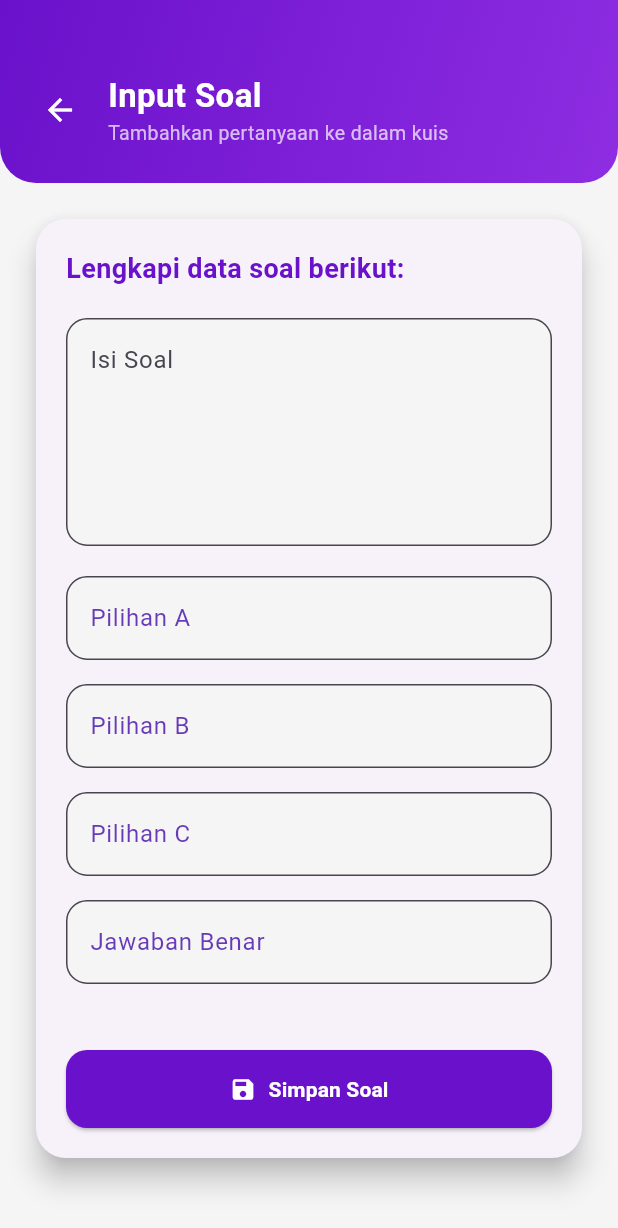
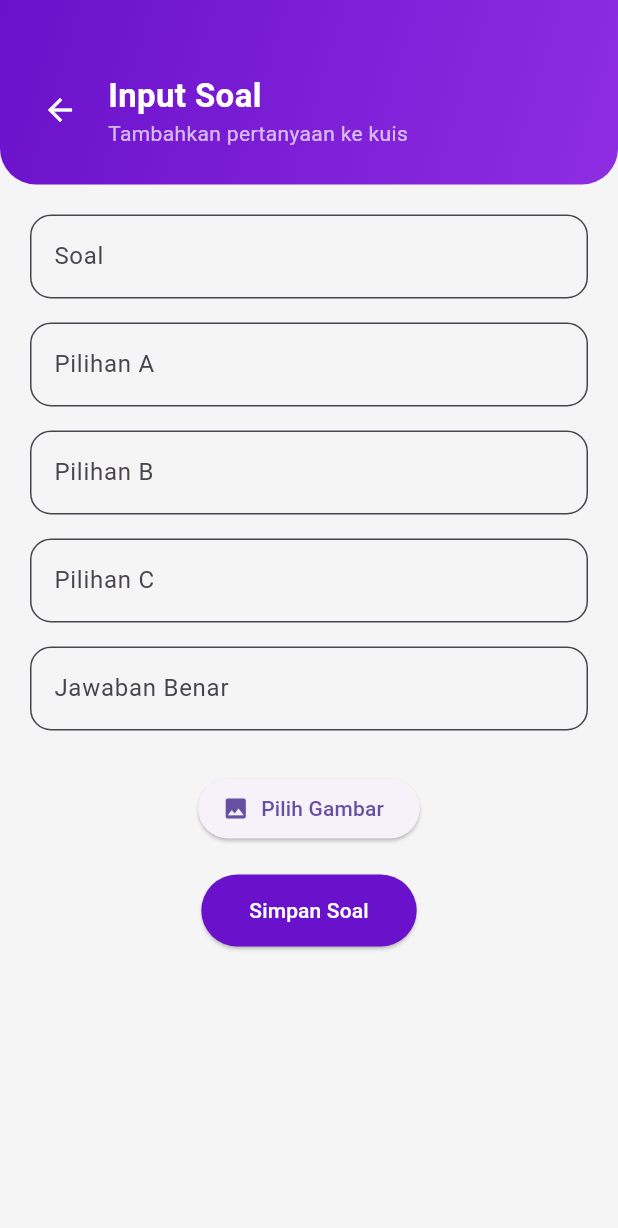
Before and after one commit to PutraSihombingdev/Quiz_Ganesha, a Flutter app: the InputQuestionScreen screen opened directly, on a phone screen of 412 x 824 dp. Shown: the top 1228 px of the screen. Run offline on Flutter 3.47's test engine with Material 3 defaults, Android fonts, the light colour scheme and no system bars; our stand-ins replace image_picker, shared_preferences, sqflite; missing offline and left inert: mobile_scanner; accounts and stored records are empty; network calls fail.

Commit message:
Penambahan fitur untuk upload gambar untuk soal bergambar

```diff
--- a/lib/models/question.dart
+++ b/lib/models/question.dart
@@ -6,6 +6,7 @@ class Question {
   String optionB;
   String optionC;
   String answer;
+  String? imagePath;
 
   Question({this.id, required this.question, required this.optionA, required this.optionB, required this.optionC, required this.answer});
 
@@ -18,6 +19,7 @@ class Question {
       'optionB': optionB,
       'optionC': optionC,
       'answer': answer,
+      'imagePath': imagePath,
     };
   }
 }
--- a/lib/screens/input_question_screen.dart
+++ b/lib/screens/input_question_screen.dart
@@ -1,4 +1,6 @@
+import 'dart:io';
 import 'package:flutter/material.dart';
+import 'package:image_picker/image_picker.dart';
 import '../services/db_helper.dart';
 
 class InputQuestionScreen extends StatefulWidget {
@@ -14,6 +16,17 @@ class _InputQuestionScreenState extends State<InputQuestionScreen> {
   final answerController = TextEditingController();
 
   bool _isLoading = false;
+  File? _selectedImage;
+
+  Future<void> _pickImage() async {
+    final picker = ImagePicker();
+    final picked = await picker.pickImage(source: ImageSource.gallery);
+    if (picked != null) {
+      setState(() {
+        _selectedImage = File(picked.path);
+      });
+    }
+  }
 
   void _saveQuestion() async {
     if (questionController.text.isEmpty ||
@@ -31,13 +44,13 @@ class _InputQuestionScreenState extends State<InputQuestionScreen> {
 
     try {
       final db = await DBHelper().db;
-
       await db.insert('questions', {
         'question': questionController.text.trim(),
         'optionA': optionAController.text.trim(),
         'optionB': optionBController.text.trim(),
         'optionC': optionCController.text.trim(),
         'answer': answerController.text.trim(),
+        'imagePath': _selectedImage?.path,
       });
 
       setState(() => _isLoading = false);
@@ -49,7 +62,6 @@ class _InputQuestionScreenState extends State<InputQuestionScreen> {
       Navigator.pop(context);
     } catch (e) {
       setState(() => _isLoading = false);
-      debugPrint('❌ Error menyimpan soal: $e');
       ScaffoldMessenger.of(context).showSnackBar(
         SnackBar(content: Text('Gagal menyimpan soal: $e')),
       );
@@ -63,14 +75,9 @@ class _InputQuestionScreenState extends State<InputQuestionScreen> {
         controller: controller,
         decoration: InputDecoration(
           labelText: label,
-          labelStyle: TextStyle(color: Colors.deepPurple),
           filled: true,
           fillColor: Colors.grey[100],
           border: OutlineInputBorder(borderRadius: BorderRadius.circular(14)),
-          focusedBorder: OutlineInputBorder(
-            borderSide: BorderSide(color: Colors.deepPurple, width: 2),
-            borderRadius: BorderRadius.circular(14),
-          ),
         ),
       ),
     );
@@ -84,7 +91,6 @@ class _InputQuestionScreenState extends State<InputQuestionScreen> {
       backgroundColor: Colors.grey[100],
       body: Column(
         children: [
-          // Custom AppBar Header
           Container(
             width: double.infinity,
             padding: EdgeInsets.only(top: 48, left: 16, right: 16, bottom: 24),
@@ -111,97 +117,48 @@ class _InputQuestionScreenState extends State<InputQuestionScreen> {
                   children: [
                     Text(
                       'Input Soal',
-                      style: TextStyle(
-                        fontSize: 22,
-                        fontWeight: FontWeight.bold,
-                        color: Colors.white,
+                      style: TextStyle(fontSize: 22, color: Colors.white, fontWeight: FontWeight.bold),
                     ),
-                    ),
-                    Text(
-                      'Tambahkan pertanyaan ke dalam kuis',
-                      style: TextStyle(color: Colors.white70, fontSize: 13),
-                    ),
+                    Text('Tambahkan pertanyaan ke kuis', style: TextStyle(color: Colors.white70)),
                   ],
                 ),
               ],
             ),
           ),
-
-          // Form Input
           Expanded(
             child: _isLoading
-                ? Center(child: CircularProgressIndicator(color: themeColor))
+                ? Center(child: CircularProgressIndicator())
                 : SingleChildScrollView(
                     padding: EdgeInsets.all(20),
-                    child: Card(
-                      elevation: 8,
-                      shape: RoundedRectangleBorder(
-                        borderRadius: BorderRadius.circular(20),
-                      ),
-                      child: Padding(
-                        padding: EdgeInsets.all(20),
                     child: Column(
-                          crossAxisAlignment: CrossAxisAlignment.start,
                       children: [
-                            Text(
-                              'Lengkapi data soal berikut:',
-                              style: TextStyle(
-                                fontSize: 18,
-                                fontWeight: FontWeight.w600,
-                                color: themeColor,
-                              ),
-                            ),
-                            SizedBox(height: 20),
-
-                            // Kolom Soal
-                            TextField(
-                              controller: questionController,
-                              maxLines: 5,
-                              decoration: InputDecoration(
-                                labelText: 'Isi Soal',
-                                alignLabelWithHint: true,
-                                filled: true,
-                                fillColor: Colors.grey[100],
-                                border: OutlineInputBorder(
-                                  borderRadius: BorderRadius.circular(14),
-                                ),
-                                focusedBorder: OutlineInputBorder(
-                                  borderSide:
-                                      BorderSide(color: themeColor, width: 2),
-                                  borderRadius: BorderRadius.circular(14),
-                                ),
-                              ),
-                            ),
-
-                            SizedBox(height: 20),
+                        buildTextField('Soal', questionController),
                         buildTextField('Pilihan A', optionAController),
                         buildTextField('Pilihan B', optionBController),
                         buildTextField('Pilihan C', optionCController),
                         buildTextField('Jawaban Benar', answerController),
-
-                            SizedBox(height: 28),
-                            SizedBox(
-                              width: double.infinity,
-                              child: ElevatedButton.icon(
-                                icon: Icon(Icons.save),
-                                label: Text(
-                                  'Simpan Soal',
-                                  style: TextStyle(fontWeight: FontWeight.bold),
+                        SizedBox(height: 12),
+                        ElevatedButton.icon(
+                          icon: Icon(Icons.image),
+                          label: Text("Pilih Gambar"),
+                          onPressed: _pickImage,
                         ),
+                        if (_selectedImage != null)
+                          Padding(
+                            padding: const EdgeInsets.only(top: 8),
+                            child: Image.file(_selectedImage!, height: 150),
+                          ),
+                        SizedBox(height: 20),
+                        ElevatedButton(
+                          onPressed: _saveQuestion,
+                          child: Text("Simpan Soal"),
                           style: ElevatedButton.styleFrom(
                             backgroundColor: themeColor,
                             foregroundColor: Colors.white,
-                                  padding: EdgeInsets.symmetric(vertical: 16),
-                                  shape: RoundedRectangleBorder(
-                                    borderRadius: BorderRadius.circular(14),
+                            padding: EdgeInsets.symmetric(vertical: 14, horizontal: 32),
                           ),
-                                ),
-                                onPressed: _saveQuestion,
-                              ),
-                            ),
+                        )
                       ],
-                        ),
-                      ),
                     ),
                   ),
           ),
--- a/lib/screens/login_screen.dart
+++ b/lib/screens/login_screen.dart
@@ -65,7 +65,7 @@ class _LoginScreenState extends State<LoginScreen> {
               children: [
                 // Ikon Ilustrasi Pertanyaan
                     Image.network(
-                      'https://sdmntpreastus.oaiusercontent.com/files/00000000-1a48-61f9-8b7c-efdb2a25791c/raw?se=2025-06-29T16%3A13%3A34Z&sp=r&sv=2024-08-04&sr=b&scid=73253820-bffd-545a-addc-471819a6e058&skoid=a3412ad4-1a13-47ce-91a5-c07730964f35&sktid=a48cca56-e6da-484e-a814-9c849652bcb3&skt=2025-06-28T19%3A13%3A41Z&ske=2025-06-29T19%3A13%3A41Z&sks=b&skv=2024-08-04&sig=F/RpaB%2Bclnf6ivco4QtJt80JnA6Mr//hVjqPURDUR/8%3D', // ganti URL sesuai kebutuhanmu
+                      'https://sdmntpreastus.oaiusercontent.com/files/00000000-1a48-61f9-8b7c-efdb2a25791c/raw?se=2025-06-29T18%3A46%3A26Z&sp=r&sv=2024-08-04&sr=b&scid=d3587c97-936a-5c88-9049-aa35878dd4e1&skoid=c953efd6-2ae8-41b4-a6d6-34b1475ac07c&sktid=a48cca56-e6da-484e-a814-9c849652bcb3&skt=2025-06-28T19%3A53%3A27Z&ske=2025-06-29T19%3A53%3A27Z&sks=b&skv=2024-08-04&sig=5Yj8R1mn09t4LNjGBTnyMjAWzh/%2Bz6I19%2BUU39RCwpo%3D', // ganti URL sesuai kebutuhanmu
                       width: 350,
                       height: 300,
                       errorBuilder: (context, error, stackTrace) => Icon(Icons.broken_image, size: 110, color: Colors.white),
--- a/pubspec.yaml
+++ b/pubspec.yaml
@@ -19,6 +19,7 @@ dependencies:
   permission_handler: ^11.0.0
   url_launcher: ^6.2.6
   intl: ^0.18.1
+  image_picker: ^1.1.0
 
 
 
```
Also changed, not shown: lib/screens/edit_question_screen.dart (+40 -14 lines), lib/screens/quiz_screen.dart (+32 -1 lines), lib/services/db_helper.dart (+16 -12 lines), pubspec.lock, 6 other files. Lines whose indentation alone changed are shown as unchanged.
